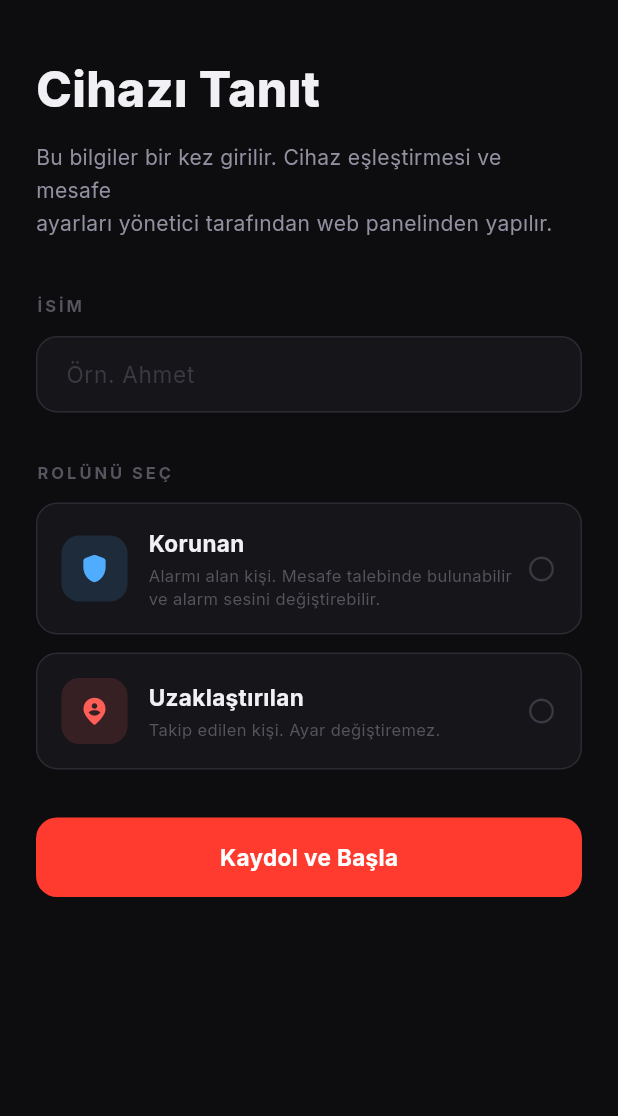
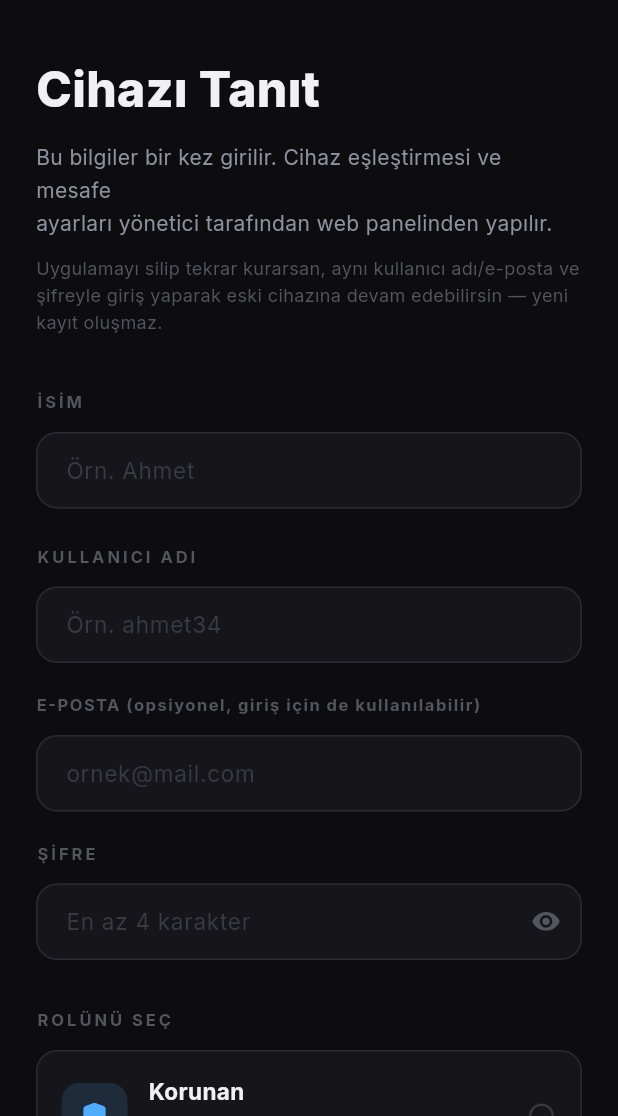
Before and after one commit to yusufbas34/UZAKDUR, a Flutter app: the screen it shows after launch, on a phone screen of 412 x 824 dp, the part 120-1236 px from its top. Run offline on Flutter 3.47's test engine with Material 3 defaults, Android fonts, the phone set to English and light mode, and no system bars; our stand-ins replace audioplayers, battery_plus, firebase_core, firebase_database, flutter_local_notifications, geolocator and 4 more; missing offline and left inert: flutter_foreground_task; accounts and stored records are empty.

Commit message:
Kullanıcı adı/e-posta + şifre ile giriş: yeniden kurulumda kopya cihaz oluşmasın
- Onboarding'e kullanıcı adı (zorunlu), e-posta (opsiyonel) ve şifre
  alanları eklendi. Kayıt sırasında aynı kullanıcı adı/e-posta zaten
  varsa ve şifre doğruysa yeni cihaz oluşturulmaz — mevcut hesaba
  (deviceId/isim/rol) doğrudan giriş yapılır. Şifre yanlışsa hata
  gösterilir.
- Şifreler düz metin tutulmuyor; kullanıcı adına bağlı basit bir tuzla
  SHA-256 ile hash'leniyor (crypto paketi eklendi).
- Admin panelinde her cihazın kullanıcı adı gösteriliyor ve eski/kopya
  kayıtları temizlemek için "Sil" butonu eklendi (cihazı, ona bağlı
  eşleşmeleri ve konum kaydını birlikte siler).

```diff
--- a/lib/screens/onboarding_screen.dart
+++ b/lib/screens/onboarding_screen.dart
@@ -15,19 +15,56 @@ class OnboardingScreen extends StatefulWidget {
 
 class _OnboardingScreenState extends State<OnboardingScreen> {
   final _nameCtrl = TextEditingController();
+  final _usernameCtrl = TextEditingController();
+  final _emailCtrl = TextEditingController();
+  final _passwordCtrl = TextEditingController();
   String? _role;
   bool _saving = false;
   bool _disguise = false;
+  bool _obscurePassword = true;
   String? _error;
 
   Future<void> _submit() async {
     final name = _nameCtrl.text.trim();
-    if (name.isEmpty) { setState(() => _error = 'İsim gerekli.'); return; }
-    if (_role == null) { setState(() => _error = 'Rol seçmelisin.'); return; }
+    final username = _usernameCtrl.text.trim();
+    final email = _emailCtrl.text.trim();
+    final password = _passwordCtrl.text;
+    if (username.isEmpty) { setState(() => _error = 'Kullanıcı adı gerekli.'); return; }
+    if (password.length < 4) { setState(() => _error = 'Şifre en az 4 karakter olmalı.'); return; }
     setState(() { _saving = true; _error = null; });
     try {
+      // Aynı kullanıcı adı/e-posta ile daha önce kayıt olunmuşsa (ör. uygulama
+      // silinip tekrar kurulduğunda) yeni bir cihaz oluşturmak yerine mevcut
+      // hesaba giriş yapılır — böylece admin panelinde kopya kayıt oluşmaz.
+      var account = await LocationService.findAccountByLogin(username);
+      account ??= email.isNotEmpty ? await LocationService.findAccountByLogin(email) : null;
+
+      if (account != null) {
+        final hash = LocationService.hashPassword(account.username, password);
+        if (hash != account.passwordHash) {
+          setState(() { _error = 'Bu kullanıcı adı/e-posta zaten kayıtlı ama şifre yanlış.'; _saving = false; });
+          return;
+        }
+        final p = await SharedPreferences.getInstance();
+        await p.setString('device_id', account.deviceId);
+        await p.setString('device_name', account.name);
+        await p.setString('device_role', account.role);
+        if (!mounted) return;
+        Navigator.pushReplacement(context, PageRouteBuilder(
+          pageBuilder: (_, a, __) => MonitorScreen(deviceId: account!.deviceId, name: account.name, role: account.role),
+          transitionsBuilder: (_, a, __, child) => FadeTransition(opacity: a, child: child),
+          transitionDuration: const Duration(milliseconds: 400),
+        ));
+        return;
+      }
+
+      if (name.isEmpty) { setState(() { _error = 'İsim gerekli.'; _saving = false; }); return; }
+      if (_role == null) { setState(() { _error = 'Rol seçmelisin.'; _saving = false; }); return; }
+
       final deviceId = LocationService.generateDeviceId();
-      await LocationService.registerDevice(deviceId, name, _role!);
+      final passwordHash = LocationService.hashPassword(username, password);
+      await LocationService.registerDevice(deviceId, name, _role!,
+          username: username, email: email.isNotEmpty ? email : null, passwordHash: passwordHash);
       final p = await SharedPreferences.getInstance();
       await p.setString('device_id', deviceId);
       await p.setString('device_name', name);
@@ -49,7 +86,30 @@ class _OnboardingScreenState extends State<OnboardingScreen> {
   }
 
   @override
-  void dispose() { _nameCtrl.dispose(); super.dispose(); }
+  void dispose() {
+    _nameCtrl.dispose();
+    _usernameCtrl.dispose();
+    _emailCtrl.dispose();
+    _passwordCtrl.dispose();
+    super.dispose();
+  }
+
+  Widget _buildField(TextEditingController ctrl, String hint, {bool obscure = false, TextInputType? keyboardType, Widget? suffix}) => TextField(
+    controller: ctrl,
+    obscureText: obscure,
+    keyboardType: keyboardType,
+    style: GoogleFonts.inter(color: AppColors.textPrimary, fontSize: 15),
+    decoration: InputDecoration(
+      hintText: hint,
+      hintStyle: GoogleFonts.inter(color: AppColors.textDisabled),
+      filled: true, fillColor: AppColors.surface,
+      suffixIcon: suffix,
+      contentPadding: const EdgeInsets.symmetric(horizontal: 16, vertical: 14),
+      border: OutlineInputBorder(borderRadius: BorderRadius.circular(14), borderSide: const BorderSide(color: AppColors.border)),
+      enabledBorder: OutlineInputBorder(borderRadius: BorderRadius.circular(14), borderSide: const BorderSide(color: AppColors.border)),
+      focusedBorder: OutlineInputBorder(borderRadius: BorderRadius.circular(14), borderSide: BorderSide(color: AppColors.roleA.withOpacity(0.6))),
+    ),
+  );
 
   @override
   Widget build(BuildContext context) => Scaffold(
@@ -72,6 +132,9 @@ class _OnboardingScreenState extends State<OnboardingScreen> {
         const SizedBox(height: 12),
         Text('Bu bilgiler bir kez girilir. Cihaz eşleştirmesi ve mesafe\nayarları yönetici tarafından web panelinden yapılır.',
             style: GoogleFonts.inter(fontSize: 14, color: AppColors.textSecondary, height: 1.6)),
+        const SizedBox(height: 10),
+        Text('Uygulamayı silip tekrar kurarsan, aynı kullanıcı adı/e-posta ve şifreyle giriş yaparak eski cihazına devam edebilirsin — yeni kayıt oluşmaz.',
+            style: GoogleFonts.inter(fontSize: 12, color: AppColors.textMuted, height: 1.5)),
         const SizedBox(height: 36),
         Text('İSİM', style: GoogleFonts.inter(fontSize: 11, fontWeight: FontWeight.w700, color: AppColors.textMuted, letterSpacing: 2)),
         const SizedBox(height: 12),
@@ -88,6 +151,21 @@ class _OnboardingScreenState extends State<OnboardingScreen> {
             focusedBorder: OutlineInputBorder(borderRadius: BorderRadius.circular(14), borderSide: BorderSide(color: AppColors.roleA.withOpacity(0.6))),
           ),
         ),
+        const SizedBox(height: 24),
+        Text('KULLANICI ADI', style: GoogleFonts.inter(fontSize: 11, fontWeight: FontWeight.w700, color: AppColors.textMuted, letterSpacing: 2)),
+        const SizedBox(height: 12),
+        _buildField(_usernameCtrl, 'Örn. ahmet34'),
+        const SizedBox(height: 20),
+        Text('E-POSTA (opsiyonel, giriş için de kullanılabilir)', style: GoogleFonts.inter(fontSize: 11, fontWeight: FontWeight.w700, color: AppColors.textMuted, letterSpacing: 1)),
+        const SizedBox(height: 12),
+        _buildField(_emailCtrl, 'ornek@mail.com', keyboardType: TextInputType.emailAddress),
+        const SizedBox(height: 20),
+        Text('ŞİFRE', style: GoogleFonts.inter(fontSize: 11, fontWeight: FontWeight.w700, color: AppColors.textMuted, letterSpacing: 2)),
+        const SizedBox(height: 12),
+        _buildField(_passwordCtrl, 'En az 4 karakter', obscure: _obscurePassword, suffix: IconButton(
+          icon: Icon(_obscurePassword ? Icons.visibility_rounded : Icons.visibility_off_rounded, color: AppColors.textMuted, size: 20),
+          onPressed: () => setState(() => _obscurePassword = !_obscurePassword),
+        )),
         const SizedBox(height: 32),
         Text('ROLÜNÜ SEÇ', style: GoogleFonts.inter(fontSize: 11, fontWeight: FontWeight.w700, color: AppColors.textMuted, letterSpacing: 2)),
         const SizedBox(height: 12),
@@ -104,6 +182,9 @@ class _OnboardingScreenState extends State<OnboardingScreen> {
           subtitle: 'Takip edilen kişi. Ayar değiştiremez.',
           onTap: () => setState(() => _role = kRoleTracked),
         ),
+        const SizedBox(height: 8),
+        Text('Not: Girdiğin kullanıcı adı/e-posta zaten kayıtlıysa ve şifre doğruysa, rol seçimi dikkate alınmadan doğrudan mevcut hesabına giriş yapılır.',
+            style: GoogleFonts.inter(fontSize: 11, color: AppColors.textDisabled, height: 1.4)),
         if (_role == kRoleProtected) ...[
           const SizedBox(height: 16),
           GestureDetector(
--- a/lib/services/location_service.dart
+++ b/lib/services/location_service.dart
@@ -1,7 +1,24 @@
 import 'dart:async';
+import 'dart:convert';
 import 'dart:math';
+import 'package:crypto/crypto.dart';
 import 'package:geolocator/geolocator.dart';
 import 'package:firebase_database/firebase_database.dart';
+
+class DeviceAccount {
+  final String deviceId;
+  final String name;
+  final String role;
+  final String username;
+  final String passwordHash;
+  const DeviceAccount({
+    required this.deviceId,
+    required this.name,
+    required this.role,
+    required this.username,
+    required this.passwordHash,
+  });
+}
 
 class LocationData {
   final double lat;
@@ -123,13 +140,62 @@ class LocationService {
   }
 
   // --- Device registry ---
-  static Future<void> registerDevice(String deviceId, String name, String role) =>
+  // Şifre asla düz metin tutulmaz; kullanıcı adına bağlı basit bir tuzla
+  // (salt) hash'lenir. Firebase kuralları herkese açık okuma izni verdiği
+  // için bu, kurumsal düzeyde değil ama en azından düz metin şifre
+  // sızıntısını ve basit hash eşleşmesini önleyen asgari bir korumadır.
+  static String hashPassword(String username, String password) {
+    final salted = '${username.trim().toLowerCase()}::$password::uzakdur-v2';
+    return sha256.convert(utf8.encode(salted)).toString();
+  }
+
+  static Future<void> registerDevice(
+    String deviceId,
+    String name,
+    String role, {
+    required String username,
+    String? email,
+    required String passwordHash,
+  }) =>
       _db.child('devices/$deviceId').update({
         'name': name,
         'role': role,
+        'username': username,
+        if (email != null && email.isNotEmpty) 'email': email,
+        'passwordHash': passwordHash,
         'online': false,
         'createdAt': ServerValue.timestamp,
       });
+
+  // Cihaz silinip yeniden kurulduğunda aynı kullanıcı adı/e-posta + şifre
+  // ile tekrar kayıt yerine mevcut hesaba giriş yapılabilsin diye tüm
+  // devices koleksiyonu taranır (küçük ölçek için pahalı değil).
+  static Future<DeviceAccount?> findAccountByLogin(String usernameOrEmail) async {
+    final needle = usernameOrEmail.trim().toLowerCase();
+    if (needle.isEmpty) return null;
+    final snap = await _db.child('devices').get();
+    if (!snap.exists || snap.value == null) return null;
+    final v = snap.value;
+    if (v is! Map) return null;
+    for (final entry in v.entries) {
+      final data = entry.value;
+      if (data is! Map) continue;
+      final username = (data['username'] as String?)?.trim().toLowerCase();
+      final email = (data['email'] as String?)?.trim().toLowerCase();
+      final hash = data['passwordHash'] as String?;
+      if (hash == null) continue;
+      if (username == needle || (email != null && email.isNotEmpty && email == needle)) {
+        return DeviceAccount(
+          deviceId: entry.key as String,
+          name: (data['name'] as String?) ?? '',
+          role: (data['role'] as String?) ?? '',
+          username: (data['username'] as String?) ?? usernameOrEmail,
+          passwordHash: hash,
+        );
+      }
+    }
+    return null;
+  }
 
   static Future<void> setOnline(String deviceId, bool online) =>
       _db.child('devices/$deviceId').update({'online': online, 'ts': DateTime.now().millisecondsSinceEpoch});
--- a/pubspec.yaml
+++ b/pubspec.yaml
@@ -23,6 +23,7 @@ dependencies:
   audioplayers: ^5.2.1
   battery_plus: ^5.0.3
   url_launcher: ^6.2.4
+  crypto: ^3.0.3
 
 dev_dependencies:
   flutter_test:
```
Also changed, not shown: 1 other file.
